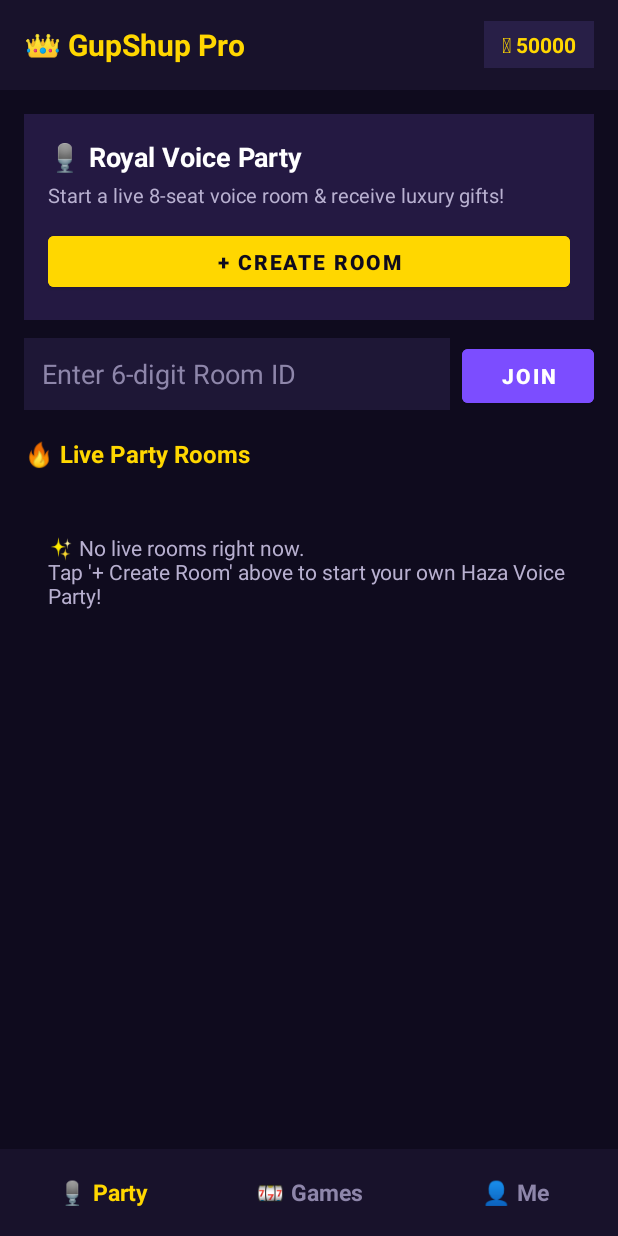
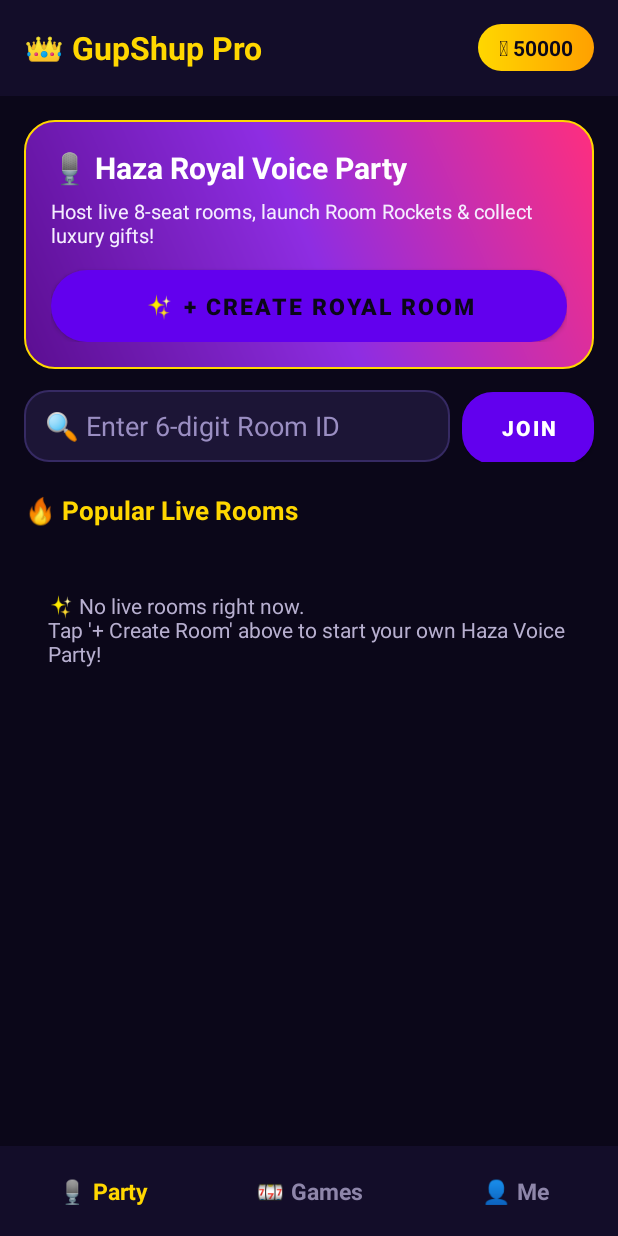
Before and after one commit to adilp8562-star/GupShupPro, an Android app: the MainActivity screen opened directly, with no data from a screen before it, on a phone screen of 412 x 824 dp. Run offline under Robolectric (Android 15) with nearby library versions, the phone set to English and light mode, and no system bars; our stand-ins replace Firebase (no records; nobody signed in at launch, a user with empty details on screens opened directly).

Commit message:
Update activity_main.xml

```diff
--- a/app/src/main/res/layout/activity_main.xml
+++ b/app/src/main/res/layout/activity_main.xml
@@ -2,13 +2,13 @@
 <RelativeLayout xmlns:android="http://schemas.android.com/apk/res/android"
     android:layout_width="match_parent"
     android:layout_height="match_parent"
-    android:background="#0F0B1E">
+    android:background="#0B0719">
 
     <LinearLayout
         android:id="@+id/topHeader"
         android:layout_width="match_parent"
-        android:layout_height="60dp"
-        android:background="#18122B"
+        android:layout_height="64dp"
+        android:background="#130D29"
         android:gravity="center_vertical"
         android:orientation="horizontal"
         android:paddingStart="16dp"
@@ -20,20 +20,20 @@
             android:layout_weight="1"
             android:text="👑 GupShup Pro"
             android:textColor="#FFD700"
-            android:textSize="20sp"
+            android:textSize="21sp"
             android:textStyle="bold" />
 
         <TextView
             android:id="@+id/tvCoinsTop"
             android:layout_width="wrap_content"
             android:layout_height="wrap_content"
-            android:background="#281F47"
-            android:paddingStart="12dp"
+            android:background="@drawable/bg_gold_pill"
+            android:paddingStart="14dp"
             android:paddingTop="6dp"
-            android:paddingEnd="12dp"
+            android:paddingEnd="14dp"
             android:paddingBottom="6dp"
             android:text="🪙 50000"
-            android:textColor="#FFD700"
+            android:textColor="#0B0719"
             android:textSize="14sp"
             android:textStyle="bold" />
     </LinearLayout>
@@ -58,41 +58,42 @@
                 <LinearLayout
                     android:layout_width="match_parent"
                     android:layout_height="wrap_content"
-                    android:background="#241942"
+                    android:background="@drawable/bg_haza_banner"
                     android:orientation="vertical"
-                    android:padding="16dp">
+                    android:padding="18dp">
 
                     <TextView
                         android:layout_width="wrap_content"
                         android:layout_height="wrap_content"
-                        android:text="🎙️ Royal Voice Party"
+                        android:text="🎙️ Haza Royal Voice Party"
                         android:textColor="#FFFFFF"
-                        android:textSize="18sp"
+                        android:textSize="20sp"
                         android:textStyle="bold" />
 
                     <TextView
                         android:layout_width="wrap_content"
                         android:layout_height="wrap_content"
-                        android:layout_marginTop="4dp"
-                        android:text="Start a live 8-seat voice room &amp; receive luxury gifts!"
-                        android:textColor="#B8B0D0"
+                        android:layout_marginTop="6dp"
+                        android:text="Host live 8-seat rooms, launch Room Rockets &amp; collect luxury gifts!"
+                        android:textColor="#F5EEFF"
                         android:textSize="13sp" />
 
                     <Button
                         android:id="@+id/btnCreateRoom"
                         android:layout_width="match_parent"
-                        android:layout_height="46dp"
-                        android:layout_marginTop="12dp"
-                        android:backgroundTint="#FFD700"
-                        android:text="+ Create Room"
-                        android:textColor="#0F0B1E"
+                        android:layout_height="48dp"
+                        android:layout_marginTop="14dp"
+                        android:background="@drawable/bg_gold_pill"
+                        android:text="✨ + Create Royal Room"
+                        android:textColor="#0B0719"
+                        android:textSize="15sp"
                         android:textStyle="bold" />
                 </LinearLayout>
 
                 <LinearLayout
                     android:layout_width="match_parent"
                     android:layout_height="wrap_content"
-                    android:layout_marginTop="12dp"
+                    android:layout_marginTop="14dp"
                     android:orientation="horizontal">
 
                     <EditText
@@ -100,20 +101,22 @@
                         android:layout_width="0dp"
                         android:layout_height="48dp"
                         android:layout_weight="1"
-                        android:background="#1E1736"
-                        android:hint="Enter 6-digit Room ID"
+                        android:background="@drawable/bg_glass_card"
+                        android:hint="🔍 Enter 6-digit Room ID"
                         android:inputType="number"
-                        android:paddingStart="12dp"
-                        android:paddingEnd="12dp"
+                        android:paddingStart="14dp"
+                        android:paddingEnd="14dp"
                         android:textColor="#FFFFFF"
-                        android:textColorHint="#8E86AA" />
+                        android:textColorHint="#9A8EC2" />
 
                     <Button
                         android:id="@+id/btnJoinRoom"
                         android:layout_width="wrap_content"
                         android:layout_height="48dp"
                         android:layout_marginStart="8dp"
-                        android:backgroundTint="#7C4DFF"
+                        android:background="@drawable/bg_haza_banner"
+                        android:paddingStart="18dp"
+                        android:paddingEnd="18dp"
                         android:text="Join"
                         android:textColor="#FFFFFF"
                         android:textStyle="bold" />
@@ -122,11 +125,11 @@
                 <TextView
                     android:layout_width="wrap_content"
                     android:layout_height="wrap_content"
-                    android:layout_marginTop="18dp"
+                    android:layout_marginTop="20dp"
                     android:layout_marginBottom="10dp"
-                    android:text="🔥 Live Party Rooms"
+                    android:text="🔥 Popular Live Rooms"
                     android:textColor="#FFD700"
-                    android:textSize="16sp"
+                    android:textSize="17sp"
                     android:textStyle="bold" />
 
                 <LinearLayout
@@ -135,8 +138,7 @@
                     android:layout_height="wrap_content"
                     android:orientation="vertical" />
             </LinearLayout>
-        </ScrollView>
-        <ScrollView
+        </ScrollView>        <ScrollView
             android:id="@+id/tabGames"
             android:layout_width="match_parent"
             android:layout_height="match_parent"
@@ -151,7 +153,7 @@
                 <LinearLayout
                     android:layout_width="match_parent"
                     android:layout_height="wrap_content"
-                    android:background="#1E1736"
+                    android:background="@drawable/bg_glass_card"
                     android:orientation="vertical"
                     android:padding="18dp">
 
@@ -176,9 +178,9 @@
                         android:layout_width="match_parent"
                         android:layout_height="48dp"
                         android:layout_marginTop="14dp"
-                        android:backgroundTint="#00E676"
+                        android:background="@drawable/bg_gold_pill"
                         android:text="Claim +10,000 Coins"
-                        android:textColor="#0F0B1E"
+                        android:textColor="#0B0719"
                         android:textStyle="bold" />
                 </LinearLayout>
 
@@ -186,7 +188,7 @@
                     android:layout_width="match_parent"
                     android:layout_height="wrap_content"
                     android:layout_marginTop="16dp"
-                    android:background="#1E1736"
+                    android:background="@drawable/bg_haza_banner"
                     android:orientation="vertical"
                     android:padding="18dp">
 
@@ -194,8 +196,8 @@
                         android:layout_width="wrap_content"
                         android:layout_height="wrap_content"
                         android:text="🎰 Royal Greedy Wheel"
-                        android:textColor="#FF4081"
-                        android:textSize="18sp"
+                        android:textColor="#FFFFFF"
+                        android:textSize="19sp"
                         android:textStyle="bold" />
 
                     <TextView
@@ -203,7 +205,7 @@
                         android:layout_height="wrap_content"
                         android:layout_marginTop="6dp"
                         android:text="Spin &amp; win up to 45x Gold Coins!"
-                        android:textColor="#D0C9E6"
+                        android:textColor="#F5EEFF"
                         android:textSize="13sp" />
 
                     <Button
@@ -211,9 +213,9 @@
                         android:layout_width="match_parent"
                         android:layout_height="48dp"
                         android:layout_marginTop="14dp"
-                        android:backgroundTint="#FF4081"
+                        android:background="@drawable/bg_gold_pill"
                         android:text="Play Greedy Game"
-                        android:textColor="#FFFFFF"
+                        android:textColor="#0B0719"
                         android:textStyle="bold" />
                 </LinearLayout>
             </LinearLayout>
@@ -234,28 +236,28 @@
                 <LinearLayout
                     android:layout_width="match_parent"
                     android:layout_height="wrap_content"
-                    android:background="#1E1736"
+                    android:background="@drawable/bg_glass_card"
                     android:gravity="center_horizontal"
                     android:orientation="vertical"
                     android:padding="20dp">
 
                     <TextView
                         android:id="@+id/tvUserAvatarMe"
-                        android:layout_width="72dp"
-                        android:layout_height="72dp"
-                        android:background="#2E2352"
+                        android:layout_width="78dp"
+                        android:layout_height="78dp"
+                        android:background="@drawable/bg_haza_banner"
                         android:gravity="center"
                         android:text="👑"
-                        android:textSize="36sp" />
+                        android:textSize="38sp" />
 
                     <TextView
                         android:id="@+id/tvUserNameMe"
                         android:layout_width="wrap_content"
                         android:layout_height="wrap_content"
-                        android:layout_marginTop="10dp"
+                        android:layout_marginTop="12dp"
                         android:text="Royal Host"
                         android:textColor="#FFFFFF"
-                        android:textSize="20sp"
+                        android:textSize="21sp"
                         android:textStyle="bold" />
 
                     <TextView
@@ -281,34 +283,34 @@
                         android:id="@+id/tvCoinsMe"
                         android:layout_width="wrap_content"
                         android:layout_height="wrap_content"
-                        android:layout_marginTop="12dp"
-                        android:background="#281F47"
-                        android:paddingStart="16dp"
+                        android:layout_marginTop="14dp"
+                        android:background="@drawable/bg_gold_pill"
+                        android:paddingStart="18dp"
                         android:paddingTop="6dp"
-                        android:paddingEnd="16dp"
+                        android:paddingEnd="18dp"
                         android:paddingBottom="6dp"
                         android:text="🪙 50000"
-                        android:textColor="#FFD700"
+                        android:textColor="#0B0719"
                         android:textSize="16sp"
                         android:textStyle="bold" />
 
                     <Button
                         android:id="@+id/btnEditProfile"
                         android:layout_width="match_parent"
-                        android:layout_height="44dp"
-                        android:layout_marginTop="14dp"
-                        android:backgroundTint="#7C4DFF"
+                        android:layout_height="46dp"
+                        android:layout_marginTop="16dp"
+                        android:background="@drawable/bg_haza_banner"
                         android:text="✏️ Edit Profile"
                         android:textColor="#FFFFFF"
                         android:textStyle="bold" />
                 </LinearLayout>
 
-                <LinearLayout
+                        <LinearLayout
                     android:id="@+id/layoutSuperAdmin"
                     android:layout_width="match_parent"
                     android:layout_height="wrap_content"
                     android:layout_marginTop="16dp"
-                    android:background="#2A1525"
+                    android:background="@drawable/bg_glass_card"
                     android:orientation="vertical"
                     android:padding="16dp"
                     android:visibility="gone">
@@ -326,7 +328,7 @@
                         android:layout_width="match_parent"
                         android:layout_height="46dp"
                         android:layout_marginTop="10dp"
-                        android:background="#1A0D17"
+                        android:background="#130D29"
                         android:hint="Target 6-Digit User ID"
                         android:inputType="number"
                         android:paddingStart="12dp"
@@ -339,7 +341,7 @@
                         android:layout_width="match_parent"
                         android:layout_height="46dp"
                         android:layout_marginTop="8dp"
-                        android:background="#1A0D17"
+                        android:background="#130D29"
                         android:hint="Coins (+50000 or -10000)"
                         android:inputType="numberSigned"
                         android:paddingStart="12dp"
@@ -363,7 +365,7 @@
                     android:layout_width="match_parent"
                     android:layout_height="46dp"
                     android:layout_marginTop="16dp"
-                    android:backgroundTint="#32294D"
+                    android:background="@drawable/bg_glass_card"
                     android:text="🚪 Switch Account / Logout"
                     android:textColor="#FF8A80"
                     android:textStyle="bold" />
@@ -374,9 +376,9 @@
     <LinearLayout
         android:id="@+id/bottomNav"
         android:layout_width="match_parent"
-        android:layout_height="58dp"
+        android:layout_height="60dp"
         android:layout_alignParentBottom="true"
-        android:background="#18122B"
+        android:background="#130D29"
         android:orientation="horizontal">
 
         <TextView
@@ -411,6 +413,7 @@
             android:textColor="#8E86AA"
             android:textSize="15sp"
             android:textStyle="bold" />
+
     </LinearLayout>
 
 </RelativeLayout>
```
